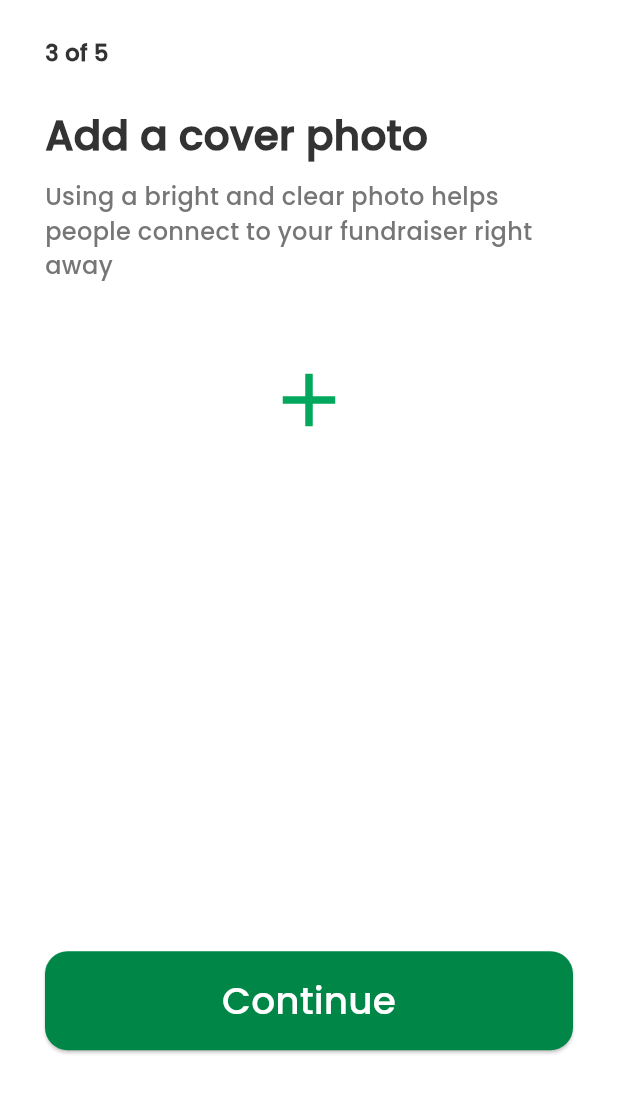
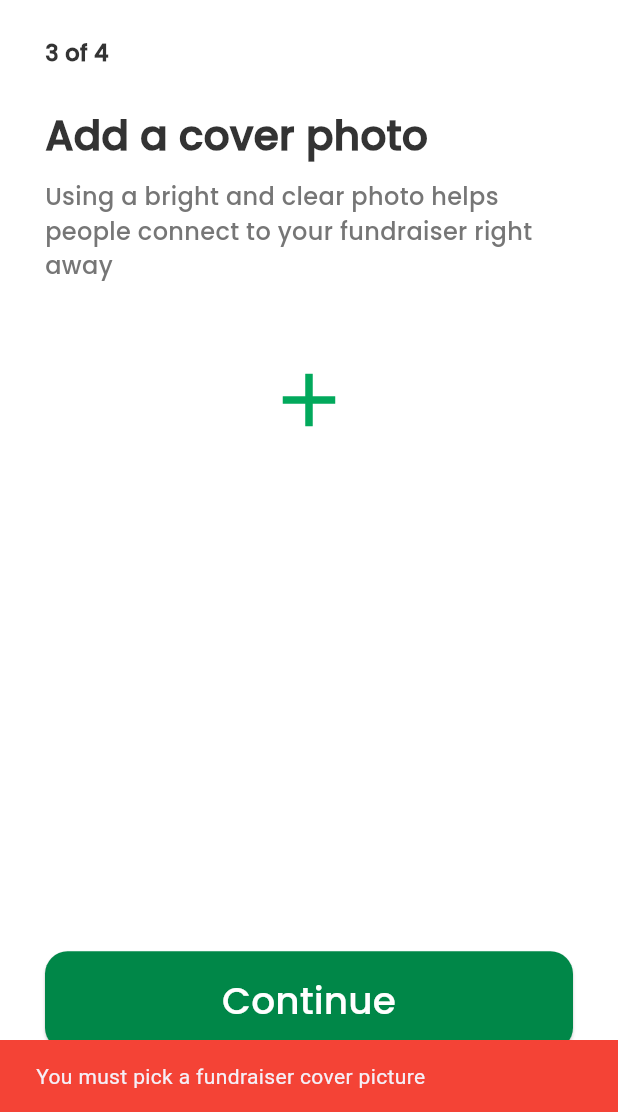
Before and after one commit to Rehab-M-Esmail/FundBridge, a Flutter app: the FundPostPage3 screen opened directly, after a tap on "Continue", on a phone screen of 412 x 824 dp, the part 124-1236 px from its top. Run offline on Flutter 3.47's test engine with Material 3 defaults, Android fonts, the phone set to English and light mode, and no system bars; our stand-ins replace flutter_secure_storage, font_awesome_flutter, google_nav_bar, image_picker, sqflite; accounts and stored records are empty; network calls fail; project files that could hold a hidden picture were left out.

Commit message:
added input validation for the pages of creating a fundraiser

```diff
--- a/fund_bridge/lib/screens/fundpost3.dart
+++ b/fund_bridge/lib/screens/fundpost3.dart
@@ -46,7 +46,7 @@ class _FundPostPage3State extends State<FundPostPage3> {
             ),
             SizedBox(height: 25),
             Text(
-              "3 of 5",
+              "3 of 4",
               style: TextStyle(
                 fontSize: 15,
                 fontFamily: "Poppins",
@@ -99,32 +99,27 @@ class _FundPostPage3State extends State<FundPostPage3> {
                           ),
                         ),
                       ),
-                      Row(
-                        mainAxisAlignment: MainAxisAlignment.spaceBetween,
-                        children: [
-                          IconButton(
-                            color: Color(0xff0D4715),
-                            onPressed: () {},
-                            icon: Icon(Icons.edit),
-                          ),
-                          IconButton(
-                            color: Color(0xff0D4715),
-                            onPressed: () {},
-                            icon: Icon(Icons.delete),
-                          ),
-                        ],
-                      ),
                     ],
                   ),
             Spacer(),
             LongButton(
               text: "Continue",
               action: () {
-                donationData.setImage(pickedFile.path!);
-                Navigator.push(
-                  context,
-                  MaterialPageRoute(builder: (context) => FundPostPage4()),
-                );
+                if (image == null) {
+                  ScaffoldMessenger.of(context).showSnackBar(
+                    SnackBar(
+                      content: Text("You must pick a fundraiser cover picture"),
+                      backgroundColor: Colors.red,
+                      duration: Duration(seconds: 2),
+                    ),
+                  );
+                } else {
+                  donationData.setImage(pickedFile.path!);
+                  Navigator.push(
+                    context,
+                    MaterialPageRoute(builder: (context) => FundPostPage4()),
+                  );
+                }
               },
             ),
           ],
```
Also changed, not shown: fund_bridge/lib/screens/fundpost.dart (+17 -7 lines), fund_bridge/lib/screens/fundpost2.dart (+16 -6 lines), fund_bridge/lib/screens/fundpost4.dart (+14 -1 lines), fund_bridge/pubspec.lock.
